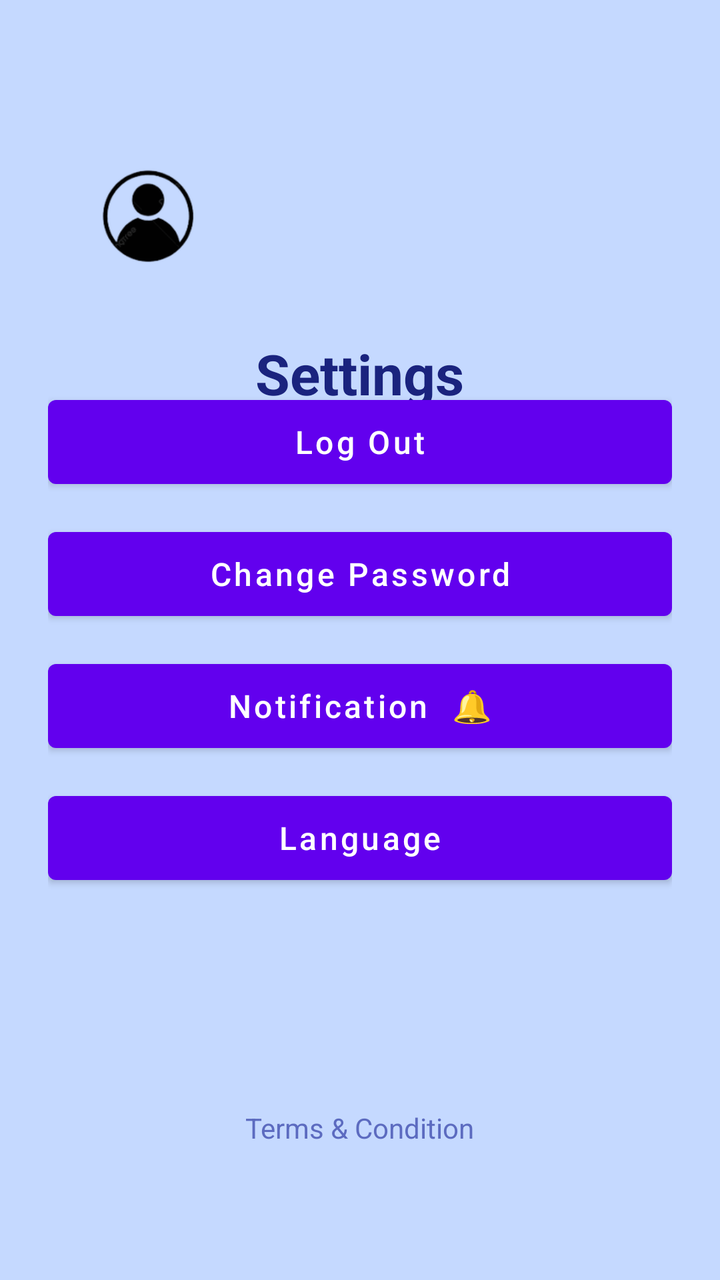
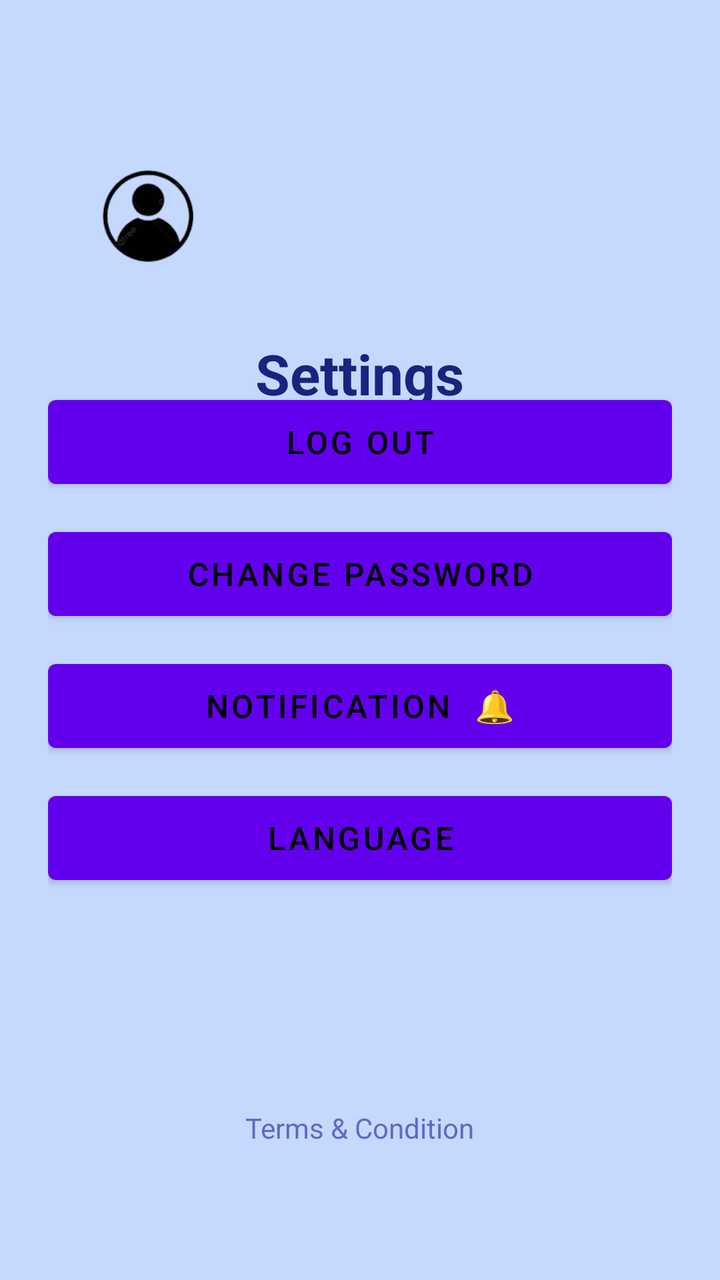

Two renders of the same Android screen: before a commit and after it. Below are the layout's source before the change and the commit's diff.
<!-- AndroidManifest.xml: application theme Theme.StudyGuard -->
<!-- res/layout/activity_settings.xml -->
<?xml version="1.0" encoding="utf-8"?>
<RelativeLayout xmlns:android="http://schemas.android.com/apk/res/android"
    xmlns:app="http://schemas.android.com/apk/res-auto"
    android:layout_width="match_parent"
    android:layout_height="match_parent"
    android:background="#C5D9FF"
    android:padding="24dp">


    <ImageView
        android:id="@+id/profileIcon"
        android:layout_width="90dp"
        android:layout_height="72dp"
        android:layout_alignParentStart="true"
        android:layout_alignParentTop="true"
        android:layout_marginStart="5dp"
        android:layout_marginTop="48dp"
        android:contentDescription="Profile"
        app:srcCompat="@drawable/_8c398890_50b6_4e08_b592_f19d2cf2cdea_removalai_preview" />

    <TextView
        android:id="@+id/tvSettingsTitle"
        android:layout_width="wrap_content"
        android:layout_height="wrap_content"
        android:layout_below="@id/profileIcon"
        android:layout_centerHorizontal="true"
        android:layout_marginTop="24dp"
        android:text="Settings"
        android:textColor="#1A237E"
        android:textSize="28sp"
        android:textStyle="bold" />


    <LinearLayout
        android:layout_width="match_parent"
        android:layout_height="wrap_content"
        android:layout_centerInParent="true"
        android:gravity="center"
        android:orientation="vertical">


        <Button
            android:id="@+id/btnLogout"
            android:layout_width="match_parent"
            android:layout_height="54dp"
            android:layout_marginBottom="12dp"
            android:backgroundTint="@null"
            android:text="Log Out"
            android:textAllCaps="false"
            android:textColor="#FFFFFF"
            android:textSize="16sp" />


        <Button
            android:id="@+id/btnChangePassword"
            android:layout_width="match_parent"
            android:layout_height="54dp"
            android:layout_marginBottom="12dp"
            android:backgroundTint="@null"
            android:text="Change Password"
            android:textAllCaps="false"
            android:textColor="#FFFFFF"
            android:textSize="16sp" />


        <Button
            android:id="@+id/btnNotification"
            android:layout_width="match_parent"
            android:layout_height="54dp"
            android:layout_marginBottom="12dp"
            android:backgroundTint="@null"
            android:text="Notification  🔔"
            android:textAllCaps="false"
            android:textColor="#FFFFFF"
            android:textSize="16sp" />


        <Button
            android:id="@+id/btnLanguage"
            android:layout_width="match_parent"
            android:layout_height="54dp"
            android:backgroundTint="@null"
            android:text="Language"
            android:textAllCaps="false"
            android:textColor="#FFFFFF"
            android:textSize="16sp" />

    </LinearLayout>

    <TextView
        android:id="@+id/txtTerms"
        android:layout_width="wrap_content"
        android:layout_height="48dp"
        android:layout_alignParentBottom="true"
        android:layout_centerHorizontal="true"
        android:layout_marginBottom="28dp"
        android:clickable="true"
        android:focusable="true"
        android:gravity="center"
        android:padding="12dp"
        android:text="Terms &amp; Condition"
        android:textColor="#5C6BC0"
        android:textSize="14sp" />

</RelativeLayout>
<!-- resources referenced by this layout -->
<resources>
  <!-- drawable _8c398890_50b6_4e08_b592_f19d2cf2cdea_removalai_preview: png bitmap (drawable, 10432 bytes) -->
  <style name="Theme.StudyGuard" parent="Theme.MaterialComponents.DayNight.DarkActionBar">
          
          <item name="colorPrimary">@color/purple_500</item>
          <item name="colorPrimaryVariant">@color/purple_700</item>
          <item name="colorOnPrimary">@color/white</item>
          
          <item name="colorSecondary">@color/teal_200</item>
          <item name="colorSecondaryVariant">@color/teal_700</item>
          <item name="colorOnSecondary">@color/black</item>
          
          <item name="android:statusBarColor">?attr/colorPrimaryVariant</item>
          
      </style>
  <color name="purple_500">#FF6200EE</color>
  <color name="purple_700">#FF3700B3</color>
  <color name="white">#FFFFFFFF</color>
  <color name="teal_200">#FF03DAC5</color>
  <color name="teal_700">#FF018786</color>
  <color name="black">#FF000000</color>
</resources>

<!-- the commit's change to res/layout/activity_settings.xml (unified diff, before → after) -->
@@ -46,8 +46,7 @@
             android:layout_marginBottom="12dp"
             android:backgroundTint="@null"
             android:text="Log Out"
-            android:textAllCaps="false"
-            android:textColor="#FFFFFF"
+            android:textColor="@color/black"
             android:textSize="16sp" />
 
 
@@ -58,8 +57,7 @@
             android:layout_marginBottom="12dp"
             android:backgroundTint="@null"
             android:text="Change Password"
-            android:textAllCaps="false"
-            android:textColor="#FFFFFF"
+            android:textColor="@color/black"
             android:textSize="16sp" />
 
 
@@ -70,8 +68,7 @@
             android:layout_marginBottom="12dp"
             android:backgroundTint="@null"
             android:text="Notification  🔔"
-            android:textAllCaps="false"
-            android:textColor="#FFFFFF"
+            android:textColor="@color/black"
             android:textSize="16sp" />
 
 
@@ -81,8 +78,7 @@
             android:layout_height="54dp"
             android:backgroundTint="@null"
             android:text="Language"
-            android:textAllCaps="false"
-            android:textColor="#FFFFFF"
+            android:textColor="@color/black"
             android:textSize="16sp" />
 
     </LinearLayout>
